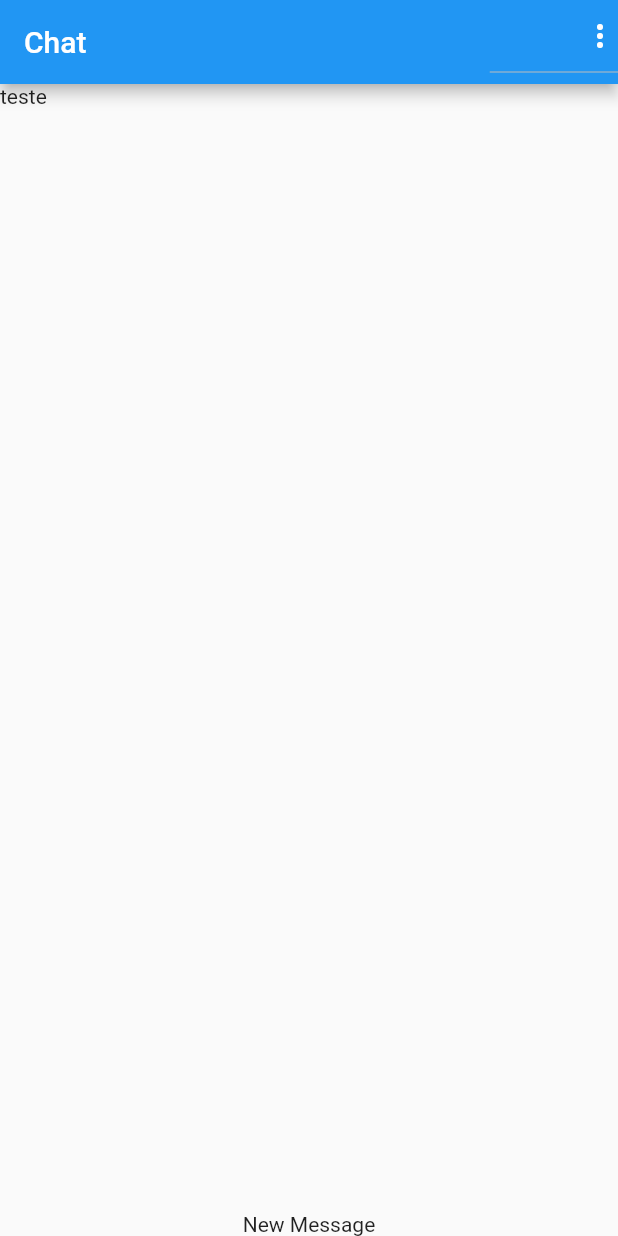
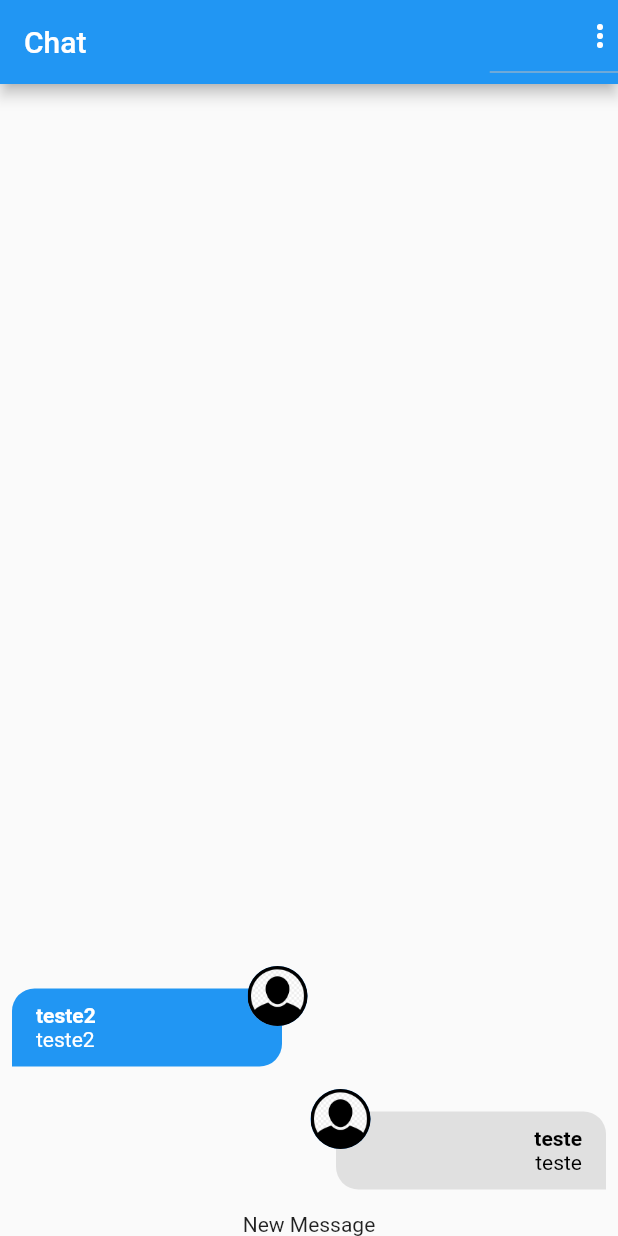
Before and after one commit to jfcbxp/flutter-chat, a Flutter app: the screen it shows after launch, on a phone screen of 412 x 824 dp. Run offline on Flutter 3.47's test engine with Material 2 defaults, Android fonts, the phone set to English and light mode, and no system bars; our stand-ins replace image_picker; accounts and stored records are empty.

Commit message:
adicionado componente bubble

```diff
--- /dev/null
+++ b/lib/components/message_bubble.dart
@@ -0,0 +1,88 @@
+import 'dart:io';
+
+import 'package:chat/models/chat_message.dart';
+import 'package:flutter/material.dart';
+
+class MessageBubble extends StatelessWidget {
+  final ChatMessage message;
+  final bool belongsToCurrentUser;
+
+  const MessageBubble({
+    required this.message,
+    required this.belongsToCurrentUser,
+    super.key,
+  });
+
+  Widget _showUserImage(String imageUrl) {
+    ImageProvider? provider;
+    final uri = Uri.parse(imageUrl);
+    if (uri.path.contains('assets')) {
+      provider = AssetImage(uri.toString());
+    } else if (uri.scheme.contains('http')) {
+      provider = NetworkImage(uri.toString());
+    } else {
+      provider = FileImage(File(uri.toString()));
+    }
+    return CircleAvatar(
+      backgroundImage: provider,
+    );
+  }
+
+  @override
+  Widget build(BuildContext context) {
+    return Stack(
+      children: [
+        Row(
+          mainAxisAlignment: belongsToCurrentUser
+              ? MainAxisAlignment.end
+              : MainAxisAlignment.start,
+          children: [
+            Container(
+              width: 180,
+              padding: EdgeInsets.symmetric(vertical: 10, horizontal: 16),
+              margin: EdgeInsets.symmetric(vertical: 15, horizontal: 8),
+              decoration: BoxDecoration(
+                  borderRadius: BorderRadius.only(
+                      topLeft: Radius.circular(15),
+                      topRight: Radius.circular(15),
+                      bottomLeft: belongsToCurrentUser
+                          ? Radius.circular(15)
+                          : Radius.circular(0),
+                      bottomRight: belongsToCurrentUser
+                          ? Radius.circular(0)
+                          : Radius.circular(15)),
+                  color: belongsToCurrentUser
+                      ? Colors.grey.shade300
+                      : Theme.of(context).primaryColor),
+              child: Column(
+                crossAxisAlignment: belongsToCurrentUser
+                    ? CrossAxisAlignment.end
+                    : CrossAxisAlignment.start,
+                children: [
+                  Text(
+                    message.userName,
+                    style: TextStyle(
+                        fontWeight: FontWeight.bold,
+                        color:
+                            belongsToCurrentUser ? Colors.black : Colors.white),
+                  ),
+                  Text(message.text,
+                      style: TextStyle(
+                          color: belongsToCurrentUser
+                              ? Colors.black
+                              : Colors.white)),
+                ],
+              ),
+            ),
+          ],
+        ),
+        Positioned(
+          top: 0,
+          left: belongsToCurrentUser ? null : 165,
+          right: belongsToCurrentUser ? 165 : null,
+          child: _showUserImage(message.userImageUrl),
+        ),
+      ],
+    );
+  }
+}
--- a/lib/components/messages.dart
+++ b/lib/components/messages.dart
@@ -1,4 +1,6 @@
+import 'package:chat/components/message_bubble.dart';
 import 'package:chat/models/chat_message.dart';
+import 'package:chat/services/auth/auth_service.dart';
 import 'package:chat/services/chat/chat_service.dart';
 import 'package:flutter/material.dart';
 
@@ -7,6 +9,7 @@ class Messages extends StatelessWidget {
 
   @override
   Widget build(BuildContext context) {
+    final currentUser = AuthService().currentUser;
     return StreamBuilder<List<ChatMessage>>(
       builder: ((context, snapshot) {
         if (snapshot.connectionState == ConnectionState.waiting) {
@@ -21,8 +24,13 @@ class Messages extends StatelessWidget {
           final msgs = snapshot.data!;
 
           return ListView.builder(
+              reverse: true,
               itemCount: msgs.length,
-              itemBuilder: (ctx, i) => Text(msgs[i].text));
+              itemBuilder: (ctx, i) => MessageBubble(
+                    key: ValueKey(msgs[i].id),
+                    message: msgs[i],
+                    belongsToCurrentUser: currentUser?.id == msgs[i].userId,
+                  ));
         }
       }),
       stream: ChatService().messagesStream(),
--- a/lib/services/chat/chat_mock_service.dart
+++ b/lib/services/chat/chat_mock_service.dart
@@ -13,7 +13,14 @@ class ChatMockService implements ChatService {
         createdAt: DateTime.now(),
         userId: '1',
         userName: 'teste',
-        userImageUrl: 'assets/images/avatar.png')
+        userImageUrl: 'assets/images/avatar.png'),
+    ChatMessage(
+        id: '2',
+        text: 'teste2',
+        createdAt: DateTime.now(),
+        userId: '2',
+        userName: 'teste2',
+        userImageUrl: 'assets/images/avatar.png'),
   ];
   static MultiStreamController<List<ChatMessage>>? _controller;
   static final _msgsStream = Stream<List<ChatMessage>>.multi((controller) {
```
